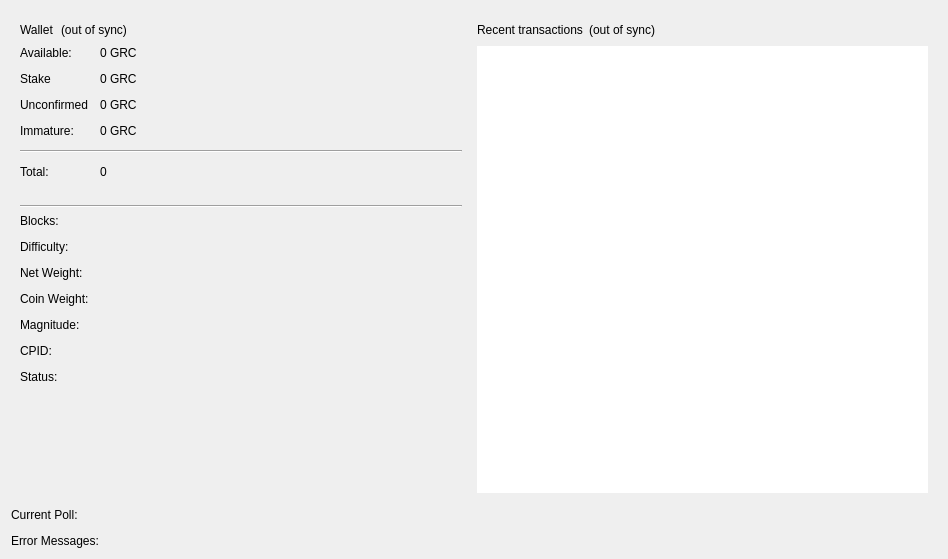
First picture: the form in src/qt/forms/overviewpage.ui, repository gridcoin-community/Gridcoin-Research, before the edit.
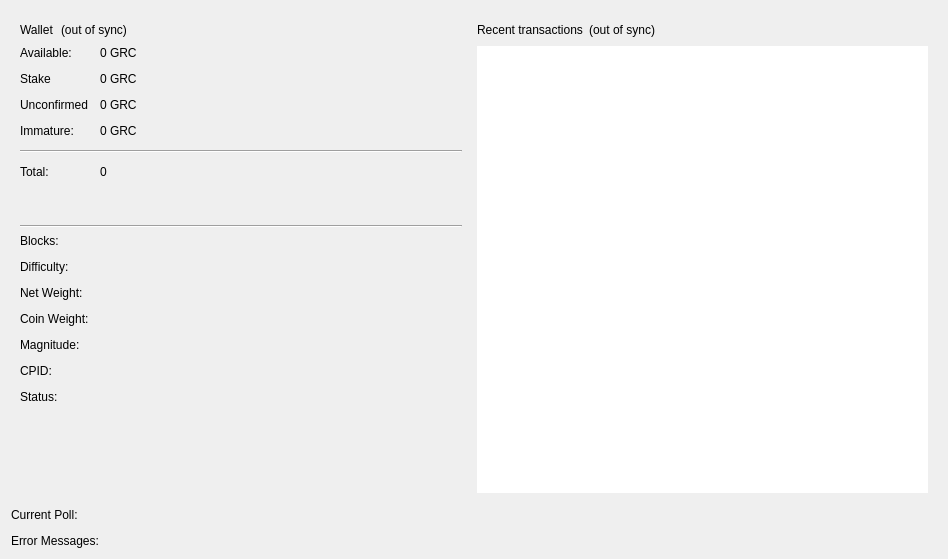
Second picture: the form after the edit. Custom widgets are drawn as their Qt base class.

Commit message:
Change spacer minimum height hint
This hopefully fixes the lock fall of the page issue (again).

Patch:
```diff
--- a/src/qt/forms/overviewpage.ui
+++ b/src/qt/forms/overviewpage.ui
@@ -255,7 +255,7 @@
             <property name="sizeHint" stdset="0">
              <size>
               <width>20</width>
-              <height>20</height>
+              <height>40</height>
              </size>
             </property>
            </spacer>
@@ -413,7 +413,7 @@
          <property name="sizeHint" stdset="0">
           <size>
            <width>20</width>
-           <height>10</height>
+           <height>40</height>
           </size>
          </property>
         </spacer>
```
The commit also changes 1 other file.
